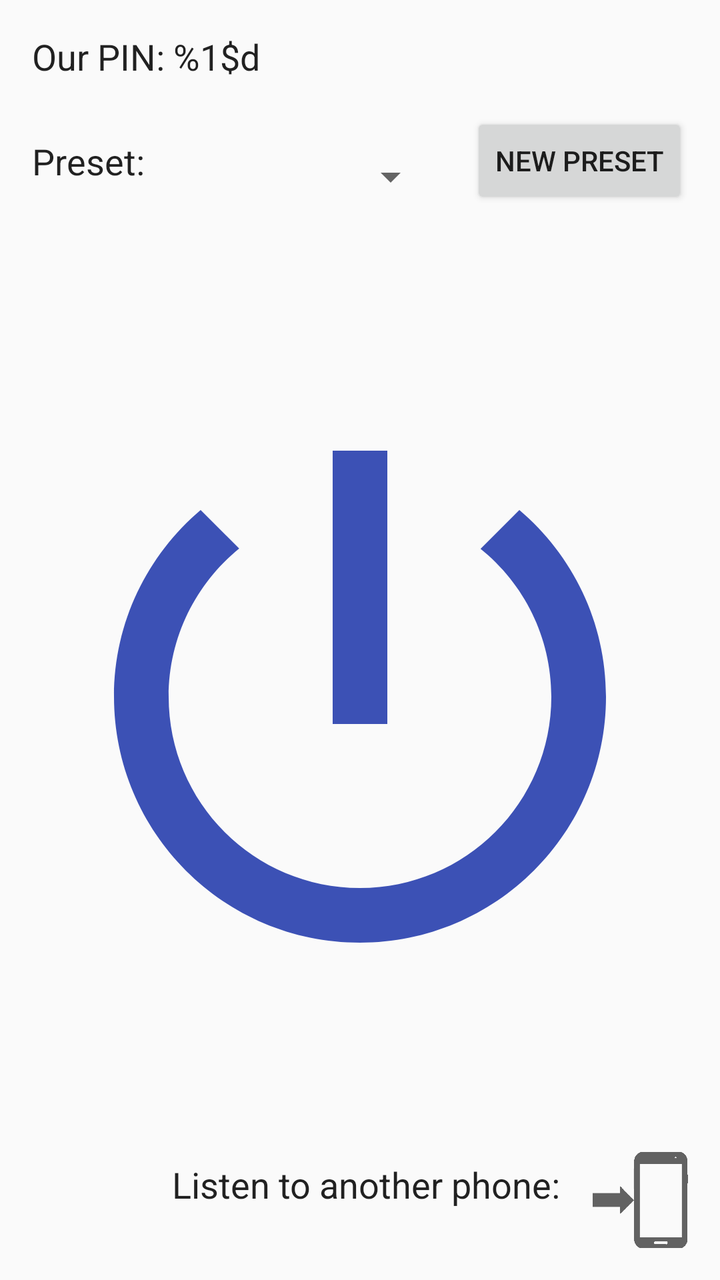
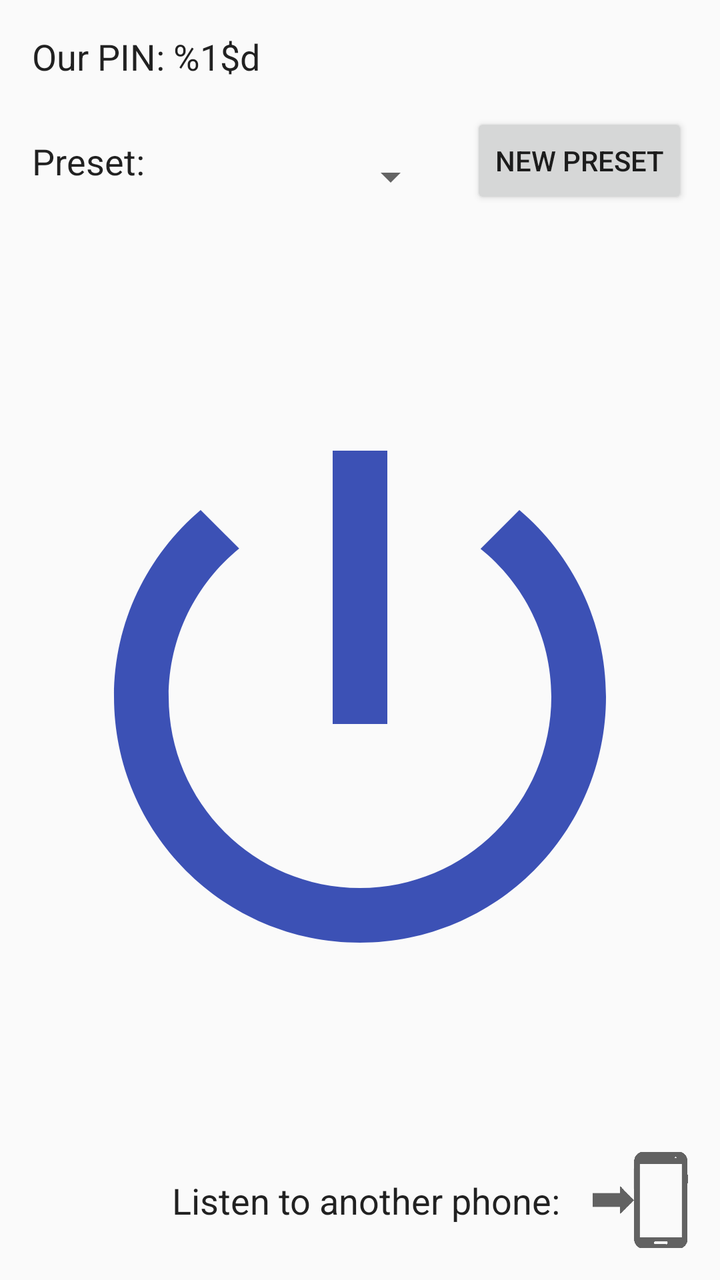

The first picture is an Android layout as it rendered before a commit; the second is the same layout after the commit. The layout source and the unified diff follow.
<!-- AndroidManifest.xml: application theme AppTheme -->
<!-- res/layout/fragment_listen.xml -->
<?xml version="1.0" encoding="utf-8"?>
<android.support.constraint.ConstraintLayout xmlns:android="http://schemas.android.com/apk/res/android"
    xmlns:app="http://schemas.android.com/apk/res-auto"
    xmlns:tools="http://schemas.android.com/tools"
    android:layout_width="match_parent"
    android:layout_height="match_parent"
    tools:context="peterson.ttu.edu.backupaids.activities.ListenFragment">

    <TextView
        android:id="@+id/ourPinTextView"
        android:layout_width="wrap_content"
        android:layout_height="wrap_content"
        android:layout_marginStart="16dp"
        android:text="@string/our_pin"
        android:textAppearance="@android:style/TextAppearance.DeviceDefault"
        android:textSize="18sp"
        app:layout_constraintBottom_toTopOf="@id/newPresetButton"
        app:layout_constraintLeft_toLeftOf="parent"
        app:layout_constraintTop_toTopOf="parent"
        app:layout_constraintVertical_bias="0.6" />

    <TextView
        android:id="@+id/presetLabel"
        android:layout_width="wrap_content"
        android:layout_height="wrap_content"
        android:layout_marginStart="16dp"
        android:text="@string/preset"
        android:textAppearance="@android:style/TextAppearance.DeviceDefault"
        android:textSize="18sp"
        app:layout_constraintBottom_toBottomOf="@+id/newPresetButton"
        app:layout_constraintLeft_toLeftOf="parent"
        app:layout_constraintRight_toLeftOf="@id/presetSpinner"
        app:layout_constraintTop_toTopOf="@id/newPresetButton" />

    <Spinner
        android:id="@+id/presetSpinner"
        android:layout_width="0dp"
        android:layout_height="0dp"
        android:layout_marginTop="16dp"
        android:layout_marginBottom="0dp"
        android:layout_marginStart="16dp"
        android:layout_marginEnd="16dp"
        app:layout_constraintHorizontal_weight="1"
        app:layout_constraintTop_toTopOf="@id/newPresetButton"
        app:layout_constraintBottom_toBottomOf="@+id/newPresetButton"
        app:layout_constraintLeft_toRightOf="@id/presetLabel"
        app:layout_constraintRight_toLeftOf="@id/newPresetButton"/>

    <Button
        android:id="@+id/newPresetButton"
        android:layout_width="wrap_content"
        android:layout_height="wrap_content"
        android:layout_marginEnd="16dp"
        android:text="@string/new_preset"
        app:layout_constraintBottom_toTopOf="@id/playSound"
        app:layout_constraintLeft_toRightOf="@id/presetSpinner"
        app:layout_constraintRight_toRightOf="parent"
        app:layout_constraintTop_toBottomOf="@id/ourPinTextView" />

    <ImageButton
        android:id="@+id/playSound"
        android:layout_width="0dp"
        android:layout_height="0dp"
        android:adjustViewBounds="false"
        android:background="@android:color/transparent"
        android:scaleType="fitCenter"
        android:src="@drawable/ic_power_button_blue"
        android:layout_marginTop="16dp"
        android:layout_marginBottom="0dp"
        android:layout_marginStart="16dp"
        android:layout_marginEnd="16dp"
        app:layout_constraintHorizontal_bias="0.6"
        app:layout_constraintVertical_weight="1.0"
        app:layout_constraintBottom_toTopOf="@id/makeDiscoverable"
        app:layout_constraintTop_toBottomOf="@id/presetSpinner"
        app:layout_constraintLeft_toLeftOf="parent"
        app:layout_constraintRight_toRightOf="parent"
        app:layout_constraintVertical_bias="0.6"
        android:contentDescription="@string/play_stop_playing_what_the_phone_hears" />

    <TextView
        android:id="@+id/textForMakeDiscoverableButton"
        android:layout_width="0dp"
        android:layout_height="wrap_content"
        android:layout_marginBottom="16dp"
        android:text="@string/allow_another_phone_to_send_audio"
        android:textAlignment="viewEnd"
        android:textAppearance="@android:style/TextAppearance.DeviceDefault"
        android:textSize="18sp"
        app:layout_constraintBottom_toBottomOf="@id/makeDiscoverable"
        app:layout_constraintHorizontal_bias="1.0"
        app:layout_constraintLeft_toLeftOf="parent"
        app:layout_constraintRight_toLeftOf="@id/makeDiscoverable"
        app:layout_constraintTop_toTopOf="@id/makeDiscoverable" />

    <ImageButton
        android:id="@+id/makeDiscoverable"
        android:layout_width="48dp"
        android:layout_height="48dp"
        android:layout_marginBottom="16dp"
        android:layout_marginStart="16dp"
        android:layout_marginEnd="16dp"
        android:adjustViewBounds="false"
        android:background="@android:color/transparent"
        android:contentDescription="@string/make_this_phone_discoverable_by_other_phones"
        android:scaleType="fitEnd"
        android:src="@drawable/phone_in_gray"
        app:layout_constraintBottom_toBottomOf="parent"
        app:layout_constraintLeft_toRightOf="@id/textForMakeDiscoverableButton"
        app:layout_constraintRight_toRightOf="parent"
        app:layout_constraintTop_toBottomOf="@id/playSound" />

</android.support.constraint.ConstraintLayout>
<!-- resources referenced by this layout -->
<resources>
  <!-- drawable ic_power_button_blue (drawable) -->
  <vector android:height="600dp" android:tint="#3C51B5"
      android:viewportHeight="24.0" android:viewportWidth="24.0"
      android:width="600dp" xmlns:android="http://schemas.android.com/apk/res/android">
      <path android:fillColor="#FF000000" android:pathData="M13,3h-2v10h2L13,3zM17.83,5.17l-1.42,1.42C17.99,7.86 19,9.81 19,12c0,3.87 -3.13,7 -7,7s-7,-3.13 -7,-7c0,-2.19 1.01,-4.14 2.58,-5.42L6.17,5.17C4.23,6.82 3,9.26 3,12c0,4.97 4.03,9 9,9s9,-4.03 9,-9c0,-2.74 -1.23,-5.18 -3.17,-6.83z"/>
  </vector>
  <!-- drawable phone_in_gray: png bitmap (drawable, 2130 bytes) -->
  <string name="allow_another_phone_to_send_audio">Listen to another phone:</string>
  <string name="make_this_phone_discoverable_by_other_phones">Connect to another phone</string>
  <string name="new_preset">New Preset</string>
  <string name="our_pin">Our PIN: %1$d</string>
  <string name="play_stop_playing_what_the_phone_hears">Play/stop playing what the phone hears</string>
  <string name="preset">Preset:</string>
  <style name="AppTheme" parent="Theme.AppCompat.Light.DarkActionBar">
          
          <item name="colorPrimary">@color/colorPrimary</item>
          <item name="colorPrimaryDark">@color/colorPrimaryDark</item>
          <item name="colorAccent">@color/colorAccent</item>
      </style>
  <color name="colorPrimary">#3F51B5</color>
  <color name="colorPrimaryDark">#303F9F</color>
  <color name="colorAccent">#FF4081</color>
</resources>

<!-- the commit's change to res/layout/fragment_listen.xml (unified diff, before → after) -->
@@ -82,7 +82,7 @@
         android:id="@+id/textForMakeDiscoverableButton"
         android:layout_width="0dp"
         android:layout_height="wrap_content"
-        android:layout_marginBottom="16dp"
+        android:layout_marginEnd="16dp"
         android:text="@string/allow_another_phone_to_send_audio"
         android:textAlignment="viewEnd"
         android:textAppearance="@android:style/TextAppearance.DeviceDefault"
@@ -91,14 +91,14 @@
         app:layout_constraintHorizontal_bias="1.0"
         app:layout_constraintLeft_toLeftOf="parent"
         app:layout_constraintRight_toLeftOf="@id/makeDiscoverable"
-        app:layout_constraintTop_toTopOf="@id/makeDiscoverable" />
+        app:layout_constraintTop_toTopOf="@id/makeDiscoverable"
+        app:layout_constraintHorizontal_chainStyle="packed"/>
 
     <ImageButton
         android:id="@+id/makeDiscoverable"
         android:layout_width="48dp"
         android:layout_height="48dp"
         android:layout_marginBottom="16dp"
-        android:layout_marginStart="16dp"
         android:layout_marginEnd="16dp"
         android:adjustViewBounds="false"
         android:background="@android:color/transparent"
@@ -106,7 +106,6 @@
         android:scaleType="fitEnd"
         android:src="@drawable/phone_in_gray"
         app:layout_constraintBottom_toBottomOf="parent"
-        app:layout_constraintLeft_toRightOf="@id/textForMakeDiscoverableButton"
         app:layout_constraintRight_toRightOf="parent"
         app:layout_constraintTop_toBottomOf="@id/playSound" />
 
